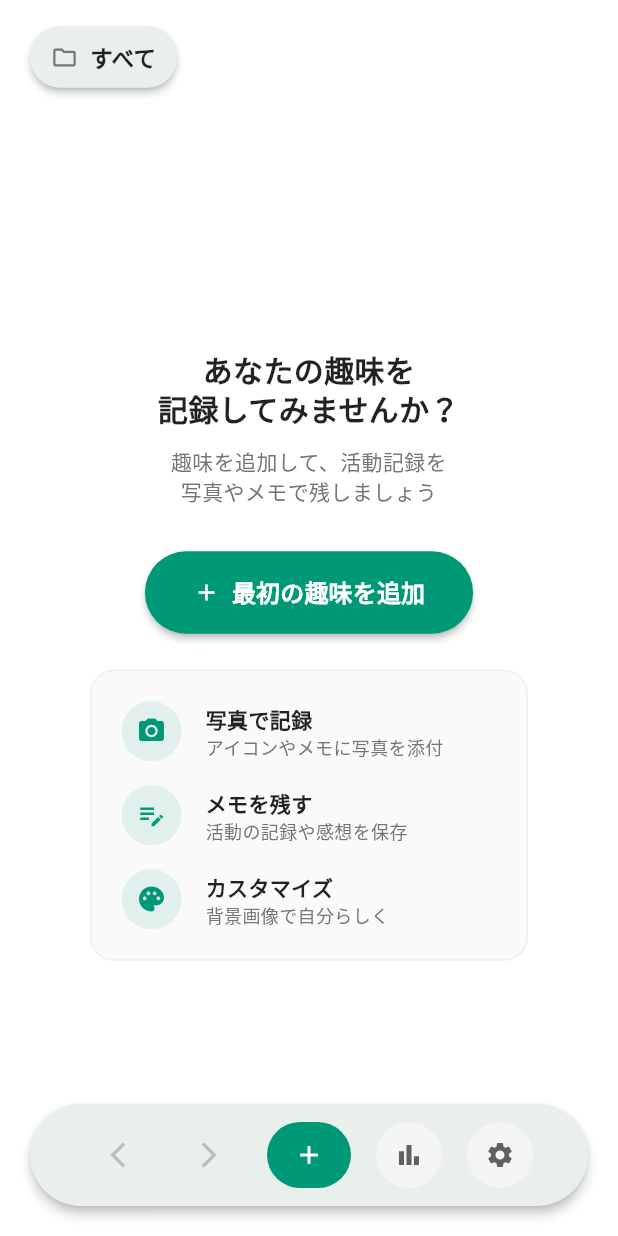
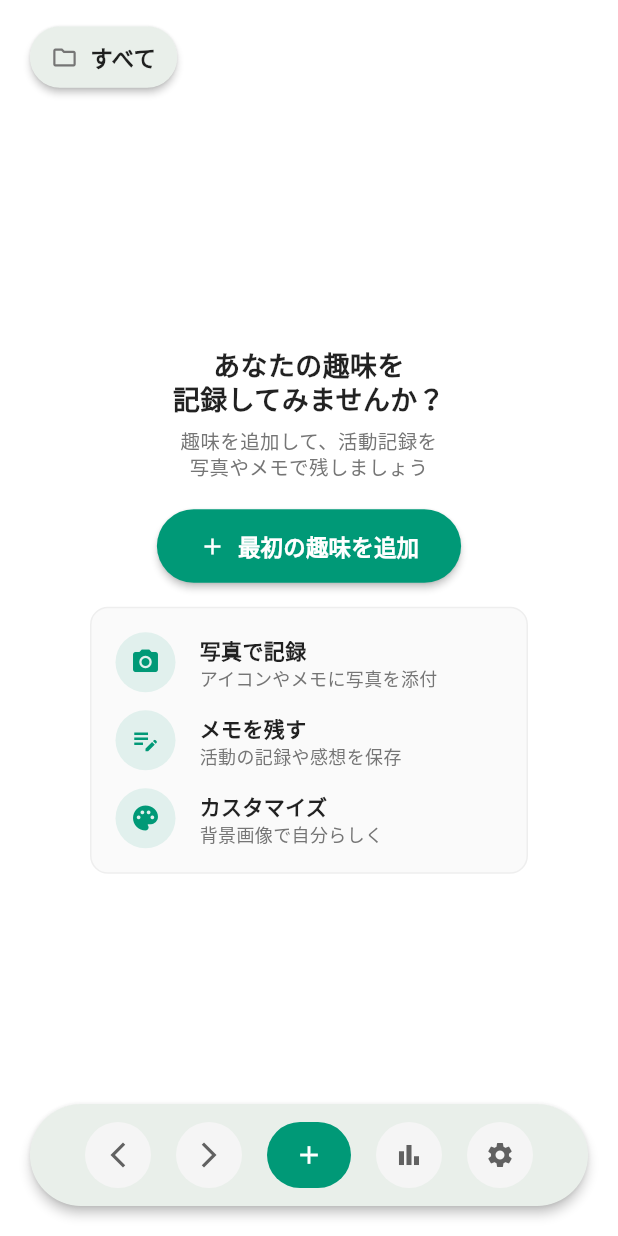
Before and after one commit to tomurango/shuumy-app, a Flutter app: the screen it shows after launch, on a phone screen of 412 x 824 dp. Run offline on Flutter 3.47's test engine with Material 3 defaults, Android fonts, the phone set to English and light mode, and no system bars; our stand-ins replace flutter_riverpod, image_picker, in_app_purchase, package_info_plus.

```diff
--- a/lib/src/screens/home_screen.dart
+++ b/lib/src/screens/home_screen.dart
@@ -33,6 +33,7 @@ class _HomeScreenState extends ConsumerState<HomeScreen> with TickerProviderStat
   late AnimationController _shakeController;
   Map<String, ScrollController> _scrollControllers = {};
   Map<String, bool> _showTopShadow = {};
+  bool _isSnackBarShowing = false;
 
   @override
   void initState() {
@@ -100,6 +101,49 @@ class _HomeScreenState extends ConsumerState<HomeScreen> with TickerProviderStat
     });
     _shakeController.stop();
     _shakeController.reset();
+  }
+
+  /// カテゴリー追加の誘導SnackBarを表示
+  void _showCategoryAdditionGuidance() {
+    if (_isSnackBarShowing) return;
+
+    setState(() {
+      _isSnackBarShowing = true;
+    });
+
+    ScaffoldMessenger.of(context).showSnackBar(
+      SnackBar(
+        content: const Text('カテゴリーを追加するには設定画面をご利用ください'),
+        backgroundColor: Colors.blue[600],
+        behavior: SnackBarBehavior.floating,
+        action: SnackBarAction(
+          label: '設定画面へ',
+          textColor: Colors.white,
+          onPressed: () async {
+            final result = await Navigator.push(
+              context,
+              MaterialPageRoute(
+                builder: (_) => const SettingsScreen(),
+              ),
+            );
+
+            if (result == true) {
+              ref.read(categoryListProvider.notifier).reload();
+            }
+          },
+        ),
+        shape: RoundedRectangleBorder(
+          borderRadius: BorderRadius.circular(10),
+        ),
+      ),
+    ).closed.then((_) {
+      // SnackBarが閉じられた時にフラグをリセット
+      if (mounted) {
+        setState(() {
+          _isSnackBarShowing = false;
+        });
+      }
+    });
   }
 
   /// カテゴリー別の背景画像を取得
@@ -621,6 +665,8 @@ class _HomeScreenState extends ConsumerState<HomeScreen> with TickerProviderStat
                             icon: Icons.arrow_back_ios_new,
                             onPressed: _currentPageIndex > 0
                                 ? () => _navigateToCategory(_currentPageIndex - 1)
+                                : (categories.length == 1 && categories.first.id == 'default_all')
+                                    ? () => _showCategoryAdditionGuidance()
                                     : null,
                           ),
 
@@ -629,6 +675,8 @@ class _HomeScreenState extends ConsumerState<HomeScreen> with TickerProviderStat
                             icon: Icons.arrow_forward_ios,
                             onPressed: _currentPageIndex < categories.length - 1
                                 ? () => _navigateToCategory(_currentPageIndex + 1)
+                                : (categories.length == 1 && categories.first.id == 'default_all')
+                                    ? () => _showCategoryAdditionGuidance()
                                     : null,
                           ),
 
@@ -736,6 +784,12 @@ class _HomeScreenState extends ConsumerState<HomeScreen> with TickerProviderStat
   /// カテゴリー選択ドロップダウンを表示
   void _showCategoryDropdown(BuildContext context) {
     final categories = ref.read(categoryListProvider);
+
+    // カテゴリーが「すべて」のみの場合は設定画面への誘導を表示
+    if (categories.length == 1 && categories.first.id == 'default_all') {
+      _showCategoryAdditionGuidance();
+      return;
+    }
 
     showModalBottomSheet(
       context: context,
@@ -1195,22 +1249,25 @@ class _HomeScreenState extends ConsumerState<HomeScreen> with TickerProviderStat
   }
 
   Widget _buildEmptyState([Category? category]) {
-    return Center(
-      child: Padding(
-        padding: const EdgeInsets.fromLTRB(40, 40, 40, 140), // 下部にツールバー分の余白を追加
+    return SafeArea(
+      child: LayoutBuilder(
+        builder: (context, constraints) {
+          return SingleChildScrollView(
+            padding: const EdgeInsets.fromLTRB(40, 0, 40, 140), // ツールバー分の下部余白
+            child: ConstrainedBox(
+              constraints: BoxConstraints(
+                minHeight: constraints.maxHeight - 140, // ツールバー分を除く
+              ),
               child: Column(
                 mainAxisAlignment: MainAxisAlignment.center,
-          mainAxisSize: MainAxisSize.min, // コンテンツサイズに合わせる
                 children: [
-            const SizedBox(height: 20), // 上部余白を調整
-
                   // メインメッセージ
                   Text(
                     category?.id == 'default_all'
                         ? 'あなたの趣味を\n記録してみませんか？'
                         : '「${category?.name}」に\n趣味を追加しましょう',
                     style: const TextStyle(
-                fontSize: 20, // サイズを小さく
+                      fontSize: 18, // さらに小さく
                       fontWeight: FontWeight.bold,
                       color: Colors.black87,
                       height: 1.3,
@@ -1218,7 +1275,7 @@ class _HomeScreenState extends ConsumerState<HomeScreen> with TickerProviderStat
                     textAlign: TextAlign.center,
                   ),
 
-            const SizedBox(height: 12), // 間隔を短く
+                  const SizedBox(height: 8), // 間隔をさらに短く
 
                   // サブメッセージ
                   Text(
@@ -1226,14 +1283,14 @@ class _HomeScreenState extends ConsumerState<HomeScreen> with TickerProviderStat
                         ? '趣味を追加して、活動記録を\n写真やメモで残しましょう'
                         : 'このカテゴリーにはまだ\n趣味が登録されていません',
                     style: TextStyle(
-                fontSize: 14, // サイズを小さく
+                      fontSize: 13, // サイズをさらに小さく
                       color: Colors.grey[600],
-                height: 1.4, // 行間を狭く
+                      height: 1.3, // 行間をさらに狭く
                     ),
                     textAlign: TextAlign.center,
                   ),
 
-            const SizedBox(height: 30), // 間隔を短く
+                  const SizedBox(height: 20), // 間隔をさらに短く
 
                   // 行動誘導ボタン
                   ElevatedButton.icon(
@@ -1251,14 +1308,14 @@ class _HomeScreenState extends ConsumerState<HomeScreen> with TickerProviderStat
                           ? '最初の趣味を追加'
                           : '趣味を追加',
                       style: const TextStyle(
-                  fontSize: 16,
+                        fontSize: 15, // ボタンのフォントサイズも小さく
                         fontWeight: FontWeight.bold,
                         color: Colors.white,
                       ),
                     ),
                     style: ElevatedButton.styleFrom(
                       backgroundColor: const Color(0xFF009977),
-                padding: const EdgeInsets.symmetric(horizontal: 32, vertical: 16),
+                      padding: const EdgeInsets.symmetric(horizontal: 28, vertical: 14), // パディングを小さく
                       shape: RoundedRectangleBorder(
                         borderRadius: BorderRadius.circular(30),
                       ),
@@ -1266,14 +1323,14 @@ class _HomeScreenState extends ConsumerState<HomeScreen> with TickerProviderStat
                     ),
                   ),
 
-            const SizedBox(height: 24),
+                  const SizedBox(height: 16), // 間隔を短く
 
                   // 機能紹介
                   Container(
-              padding: const EdgeInsets.all(20),
+                    padding: const EdgeInsets.all(16), // パディングを小さく
                     decoration: BoxDecoration(
                       color: Colors.grey[50],
-                borderRadius: BorderRadius.circular(16),
+                      borderRadius: BorderRadius.circular(12), // 角丸を小さく
                       border: Border.all(color: Colors.grey[200]!),
                     ),
                     child: Column(
@@ -1283,13 +1340,13 @@ class _HomeScreenState extends ConsumerState<HomeScreen> with TickerProviderStat
                           title: '写真で記録',
                           description: 'アイコンやメモに写真を添付',
                         ),
-                  const SizedBox(height: 16),
+                        const SizedBox(height: 12), // 間隔を短く
                         _buildFeatureItem(
                           icon: Icons.edit_note,
                           title: 'メモを残す',
                           description: '活動の記録や感想を保存',
                         ),
-                  const SizedBox(height: 16),
+                        const SizedBox(height: 12), // 間隔を短く
                         _buildFeatureItem(
                           icon: Icons.palette,
                           title: 'カスタマイズ',
@@ -1300,6 +1357,9 @@ class _HomeScreenState extends ConsumerState<HomeScreen> with TickerProviderStat
                   ),
                 ],
               ),
+            ),
+          );
+        },
       ),
     );
   }
```
Also changed, not shown: lib/src/screens/category_management_screen.dart (+11 -1 lines), lib/src/screens/premium_plan_selection_screen.dart (+28 -1 lines), 1 other file. Lines whose indentation alone changed are shown as unchanged.
